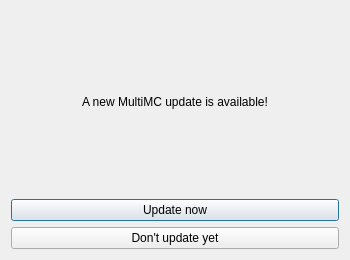
The window that gui/dialogs/UpdateDialog.ui (FreesmTeam/FreesmLauncher) describes before a commit, drawn with Qt 5.
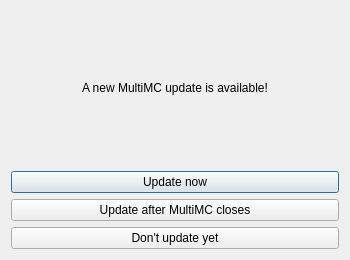
The same window after the commit. Icons and pictures are not drawn.

Patch:
```diff
--- a/gui/dialogs/UpdateDialog.ui
+++ b/gui/dialogs/UpdateDialog.ui
@@ -41,6 +41,13 @@
      </property>
     </widget>
    </item>
+   <item>
+    <widget class="QPushButton" name="btnUpdateOnExit">
+     <property name="text">
+      <string>Update after MultiMC closes</string>
+     </property>
+    </widget>
+   </item>
    <item>
     <widget class="QPushButton" name="btnUpdateLater">
      <property name="sizePolicy">
```
